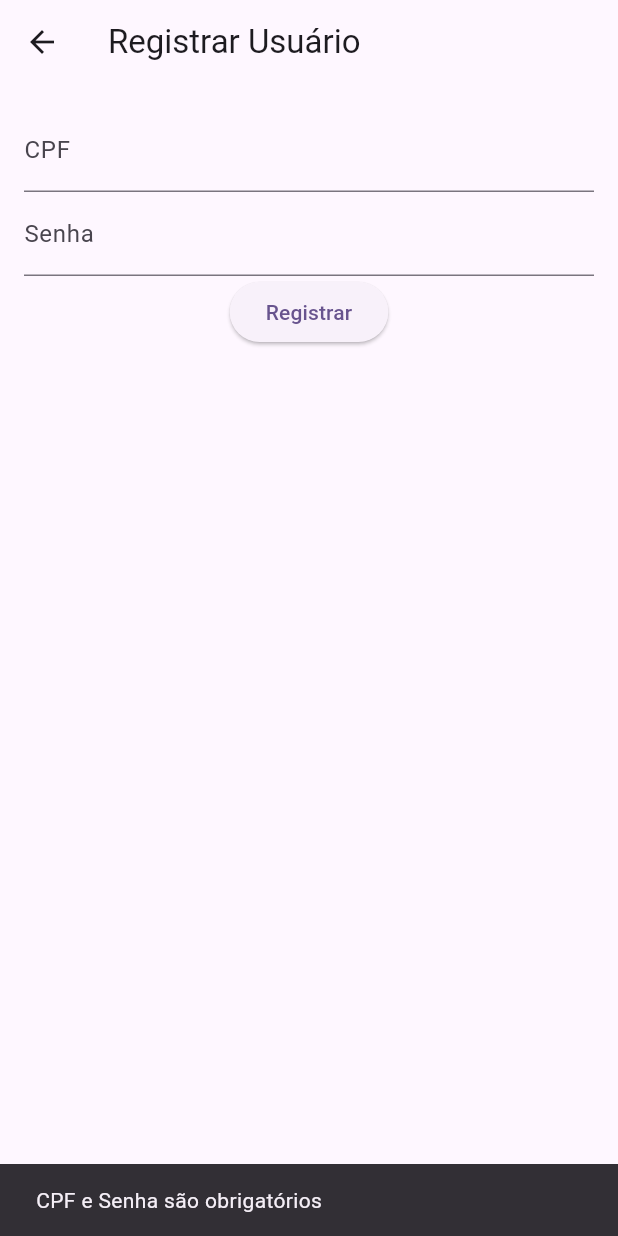
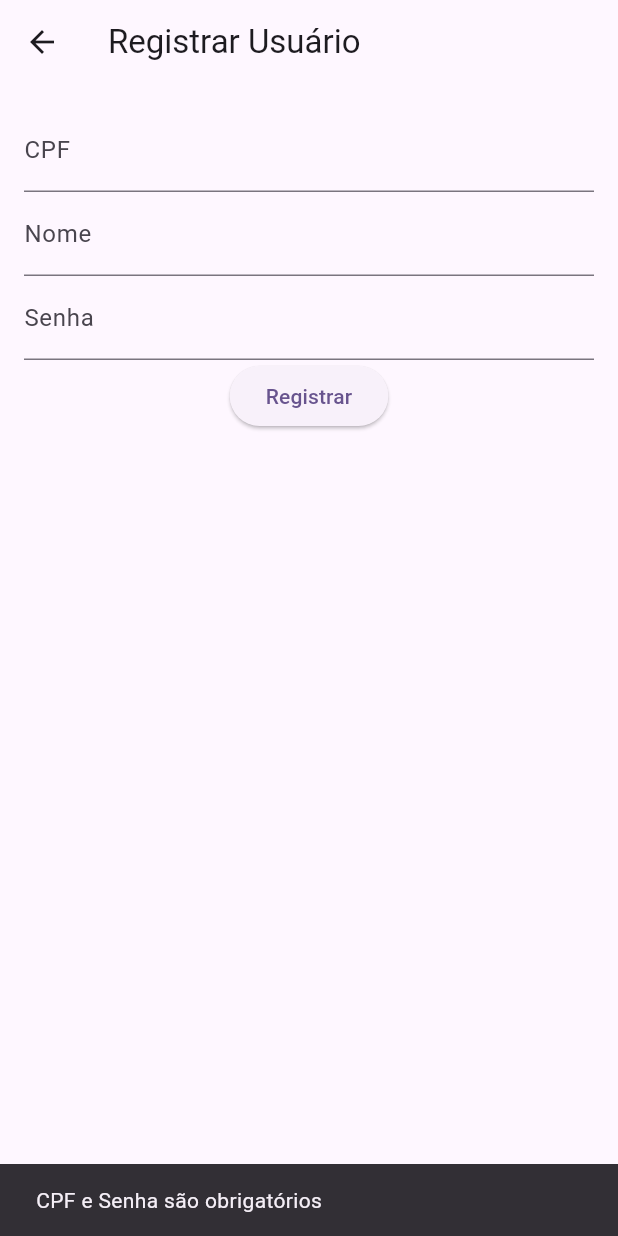
Before and after one commit to Chalega013/app_bank, a Flutter app: the RegistrationPage screen opened directly, after a tap on "Registrar", on a phone screen of 412 x 824 dp. Run offline on Flutter 3.47's test engine with Material 3 defaults, Android fonts, the phone set to English and light mode, and no system bars; our stand-ins replace flutter_masked_text2, image_picker, sqflite; accounts and stored records are empty.

Commit message:
Colocado a opção registro no cadastro de usuário

```diff
--- a/lib/estrutura_de_dados/User.dart
+++ b/lib/estrutura_de_dados/User.dart
@@ -1,6 +1,7 @@
 class User {
    int? id;           // ID do usuário
   String? cpf;       // CPF do usuário
+  String? nome;      // Nome do usuário
    String? senha;     // Senha do usuário
 
   User({this.id, required this.cpf, required this.senha});
@@ -8,6 +9,7 @@ class User {
   User.fromMap(Map<String , dynamic> map) {
     id = map["id"];
     cpf = map["cpf"];
+    nome = map["nome"];
     senha = map["senha"];
   }
 
@@ -15,6 +17,7 @@ class User {
     return {
       "id": id,
       "cpf": cpf,
+      "nome": nome,
       "senha": senha,
     };
   }
--- a/lib/estrutura_de_dados/registeruser.dart
+++ b/lib/estrutura_de_dados/registeruser.dart
@@ -12,14 +12,16 @@ class RegistrationPage extends StatefulWidget {
 class _RegistrationPageState extends State<RegistrationPage> {
   // Declarando o tipo explicitamente como MaskedTextController
   final MaskedTextController _cpfController = MaskedTextController(mask: '000.000.000-00');
+  final TextEditingController _nomeController = TextEditingController();
   final TextEditingController _senhaController = TextEditingController();
   final DatabaseHelper _databaseHelper = DatabaseHelper();
 
   void _registerUser() async {
+    String nome = _nomeController.text;
     String cpf = _cpfController.text;
     String senha = _senhaController.text;
 
-    if (cpf.isEmpty || senha.isEmpty) {
+    if (cpf.isEmpty || nome.isEmpty || senha.isEmpty) {
       ScaffoldMessenger.of(context).showSnackBar(
         const SnackBar(content: Text("CPF e Senha são obrigatórios")),
       );
@@ -58,6 +60,11 @@ class _RegistrationPageState extends State<RegistrationPage> {
               decoration: const InputDecoration(labelText: "CPF"),
               keyboardType: TextInputType.number,
             ),
+            TextField( controller: _nomeController,
+              decoration: const InputDecoration(labelText: "Nome"),
+
+
+            ),
             TextField(
               controller: _senhaController,
               obscureText: true,
```
